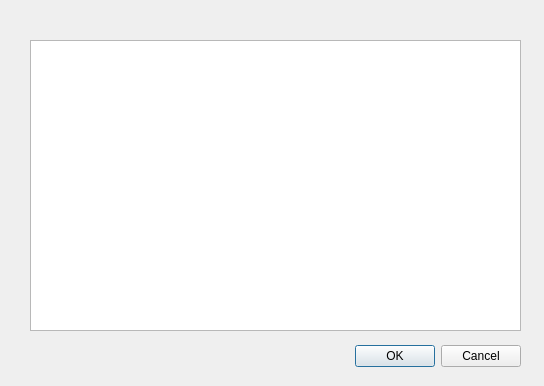
First picture: the form in zvdatabase/selectdialog.ui, repository TERRIOR/zv, before the edit.
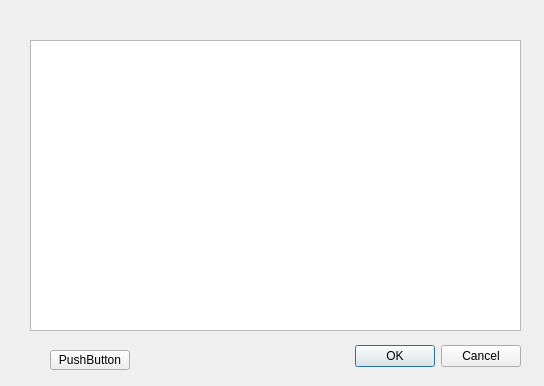
Second picture: the form after the edit.

The edit to the form file:
```diff
--- a/zvdatabase/selectdialog.ui
+++ b/zvdatabase/selectdialog.ui
@@ -39,6 +39,19 @@
     </rect>
    </property>
   </widget>
+  <widget class="QPushButton" name="pushButton">
+   <property name="geometry">
+    <rect>
+     <x>50</x>
+     <y>350</y>
+     <width>80</width>
+     <height>20</height>
+    </rect>
+   </property>
+   <property name="text">
+    <string>PushButton</string>
+   </property>
+  </widget>
  </widget>
  <resources/>
  <connections>
```
